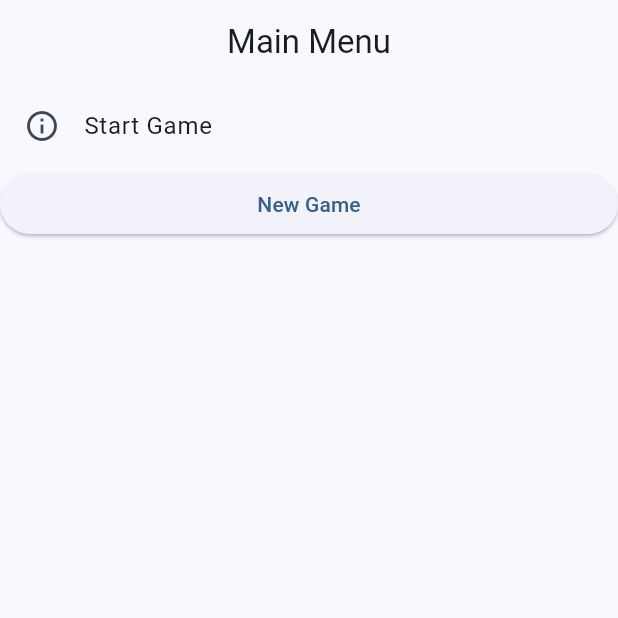
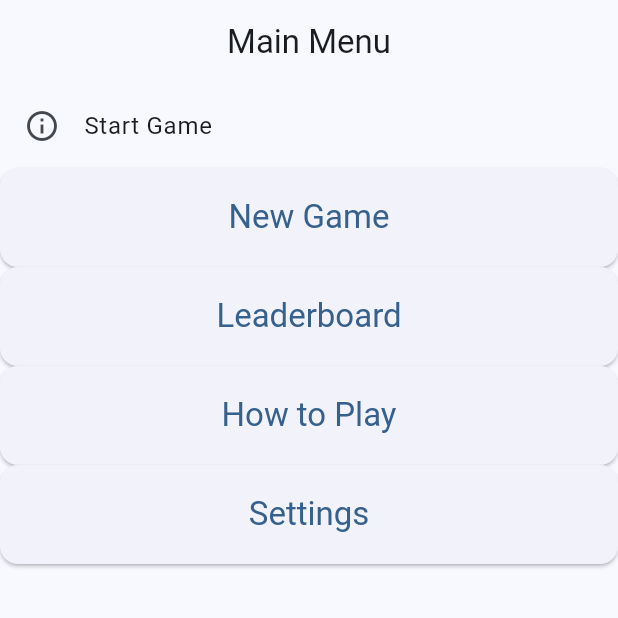
Before and after one commit to Emilio-Hernandez23/Concentration-Card-Game, a Flutter app: the screen it shows after launch, on a phone screen of 412 x 824 dp, the top half of it. Run offline on Flutter 3.47's test engine with Material 3 defaults, Android fonts, the phone set to English and light mode, and no system bars.

Commit message:
added leaderboard, how to play, and settings buttons. set the elevated button theme for buttons

```diff
--- a/card_game/lib/main.dart
+++ b/card_game/lib/main.dart
@@ -13,7 +13,19 @@ class MainApp extends StatelessWidget {
     return MaterialApp(
       title: 'Cards of Destruction',
       debugShowCheckedModeBanner: false,
-      theme: ThemeData(useMaterial3: true, colorSchemeSeed: Colors.blue),
+      theme: ThemeData(
+        useMaterial3: true,
+        colorSchemeSeed: Colors.blue,
+        elevatedButtonTheme: ElevatedButtonThemeData(
+          style: ElevatedButton.styleFrom(
+            padding: const EdgeInsets.symmetric(vertical: 20, horizontal: 40),
+            textStyle: const TextStyle(fontSize: 22),
+            shape: RoundedRectangleBorder(
+              borderRadius: BorderRadius.circular(12)
+            )
+          )
+        )
+        ),
       home: MenuScreen(),
       routes: {
         GamesScreen.routeName: (game) => const GamesScreen(),
@@ -45,7 +57,20 @@ class MenuScreen extends StatelessWidget {
           ElevatedButton(onPressed: (){
             Navigator.push(context, MaterialPageRoute(builder: (context) => NewGameScreen()),
             );
-          }, child: Text("New Game"))
+          }, child: Text("New Game")),
+          ElevatedButton(onPressed: (){
+            Navigator.push(context, MaterialPageRoute(builder: (context) => NewGameScreen()),
+            );
+          }, child: Text("Leaderboard")),
+          ElevatedButton(onPressed: (){
+            Navigator.push(context, MaterialPageRoute(builder: (context) => NewGameScreen()),
+            );
+          }, child: Text("How to Play")),
+          ElevatedButton(onPressed: (){
+            Navigator.push(context, MaterialPageRoute(builder: (context) => NewGameScreen()),
+            );
+          }, child: Text("Settings"))
+
         ],
       ),
     );
--- a/card_game/lib/new_game.dart
+++ b/card_game/lib/new_game.dart
@@ -1,3 +1,4 @@
+import 'package:card_game/main.dart';
 import 'package:flutter/material.dart';
 
 class NewGameScreen extends StatelessWidget {
@@ -11,6 +12,10 @@ class NewGameScreen extends StatelessWidget {
         children: [
           ElevatedButton(onPressed: null, child: Text("1 Player")),
           ElevatedButton(onPressed: null, child: Text("2 Players")),
+          ElevatedButton(onPressed: (){
+            Navigator.push(context, MaterialPageRoute(builder: (context) => MenuScreen()),
+            );
+          }, child: Text("Back to Main Menu"))
         ],
       ),
     );
```
